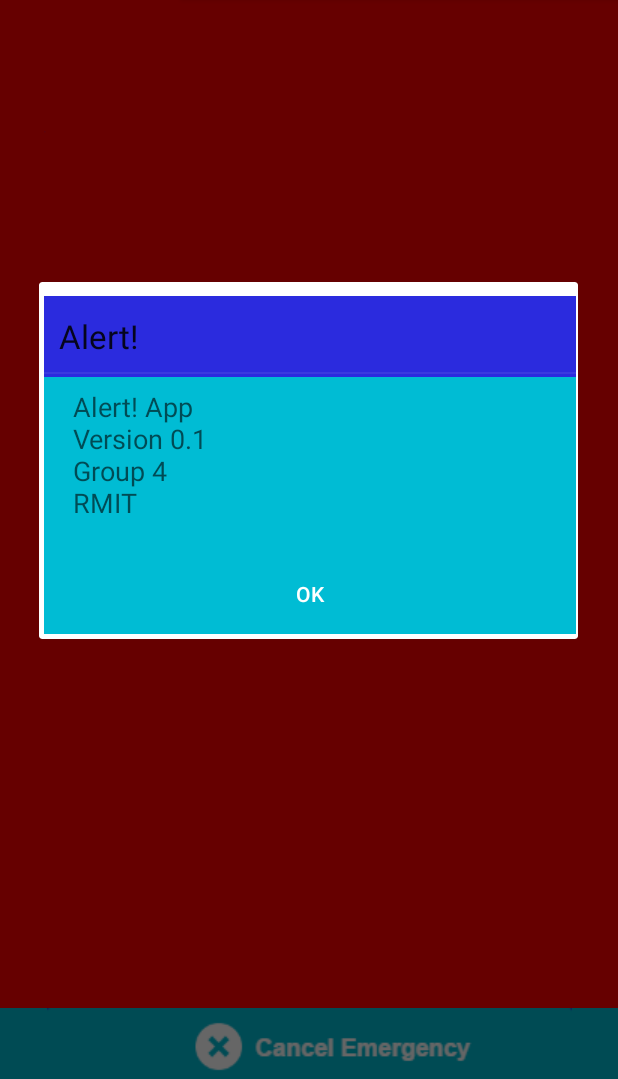
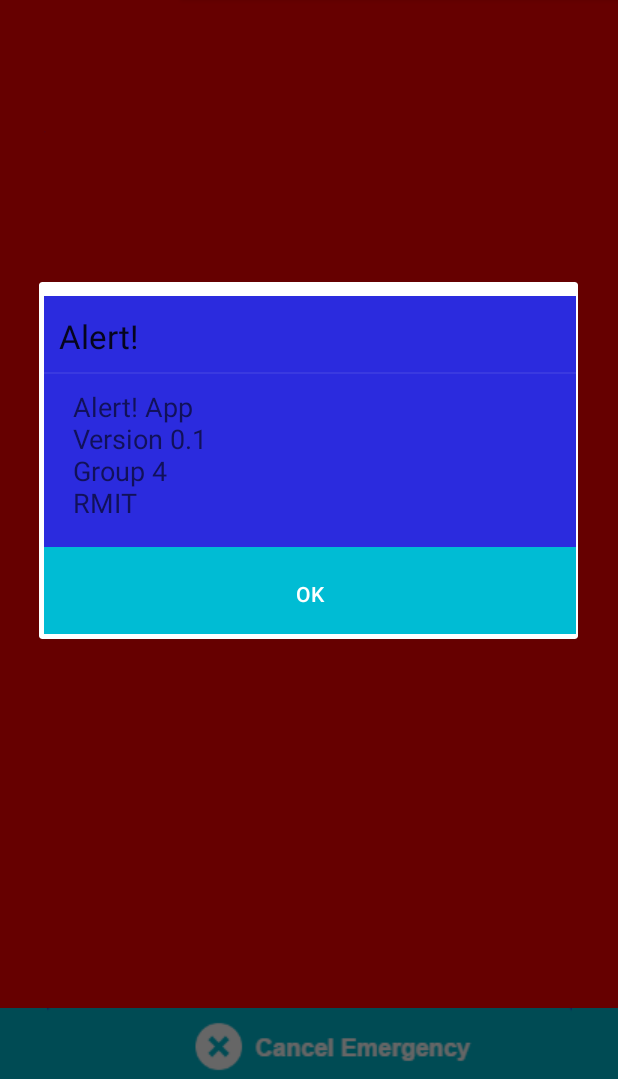
Before and after one commit to ShaunM74/ProgrammingProject1, an Android app: the screen it shows after launch (MainActivity), after a tap on "PROGRAMMINGPROJECT1", on a phone screen of 412 x 824 dp, the part 157-1236 px from its top. Run offline under Robolectric (Android 15) with nearby library versions, the phone set to English and light mode, and no system bars.

Commit message:
Main activity, image buttons plus main menu for testing.
Added variables for all buttons, and touchlistener to alert button to detect onrelease events.

```diff
--- a/app/src/main/java/group4/programmingproject1/MainActivity.java
+++ b/app/src/main/java/group4/programmingproject1/MainActivity.java
@@ -10,16 +10,48 @@
 import android.view.Menu;
 import android.view.MenuInflater;
 import android.view.MenuItem;
+import android.view.MotionEvent;
 import android.view.View;
+import android.widget.Button;
+import android.widget.ImageButton;
+import android.widget.Toast;
 
 public class MainActivity extends AppCompatActivity {
 
     final Context context = this;
 
+    private ImageButton alertButton = null;
+
+    private ImageButton cancelButton = null;
+
+    private ImageButton settingsButton = null;
+
+    private Button nameButton = null;
+
+
+
+
     @Override
     protected void onCreate(Bundle savedInstanceState) {
         super.onCreate(savedInstanceState);
         setContentView(R.layout.activity_main);
+
+        nameButton = (Button) findViewById(R.id.nameButton);
+        alertButton = (ImageButton)findViewById(R.id.alertButton);
+        cancelButton = (ImageButton)findViewById(R.id.cancelButton);
+        settingsButton = (ImageButton)findViewById(R.id.settingsButton);
+
+        alertButton.setOnTouchListener(new View.OnTouchListener() {
+            public boolean onTouch(View v, MotionEvent event) {
+                if (event.getAction() == MotionEvent.ACTION_BUTTON_RELEASE) {
+                    Toast.makeText(MainActivity.this, "Set off alert", Toast.LENGTH_LONG).show();
+                    return true;
+                }
+
+                return false;
+            }
+        });
+
     }
 
     public void doAboutButton(View view) {
@@ -59,7 +91,7 @@
                 return true;
             }
             case R.id.help:
-                //startActivity(new Intent(this, Help.class));
+
                 return true;
             case R.id.quit:
             {
--- a/app/src/main/res/layout/activity_main.xml
+++ b/app/src/main/res/layout/activity_main.xml
@@ -9,10 +9,11 @@
     <ImageButton
         android:layout_width="wrap_content"
         android:layout_height="wrap_content"
-        android:id="@+id/imageButton"
+        android:id="@+id/cancelButton"
         android:layout_alignParentBottom="true"
         android:src="@drawable/cancelbutton"
         android:background="#00bcd4"
+        android:contentDescription="@string/cancelButtonContent"
         android:layout_alignParentEnd="true"
         android:layout_alignParentStart="true"
         android:clickable="true" />
@@ -20,12 +21,12 @@
     <ImageButton
         android:layout_width="wrap_content"
         android:layout_height="wrap_content"
-        android:id="@+id/imageButton2"
+        android:id="@+id/settingsButton"
         android:layout_alignParentTop="true"
         android:layout_alignParentStart="true"
         android:src="@drawable/settings"
         android:background="#00bcd4"
-        android:contentDescription="Settings button"
+        android:contentDescription="@string/settingButtonContent"
         android:clickable="true" />
 
     <Button
@@ -34,10 +35,10 @@
         android:id="@+id/nameButton"
         android:text="@string/app_name"
         android:background="#00bcd4"
-        android:layout_alignTop="@+id/imageButton2"
-        android:layout_alignEnd="@+id/imageButton4"
-        android:layout_toEndOf="@+id/imageButton2"
-        android:layout_above="@+id/imageButton4"
+        android:layout_alignTop="@+id/settingsButton"
+        android:layout_alignEnd="@+id/alertButton"
+        android:layout_toEndOf="@+id/settingsButton"
+        android:layout_above="@+id/alertButton"
         android:textStyle="bold"
         android:textSize="20sp"
         android:textColor="#ffffff"
@@ -47,14 +48,14 @@
     <ImageButton
         android:layout_width="wrap_content"
         android:layout_height="wrap_content"
-        android:id="@+id/imageButton4"
+        android:id="@+id/alertButton"
         android:src="@drawable/alertbutton"
-        android:layout_above="@+id/imageButton"
-        android:layout_below="@+id/imageButton2"
-        android:layout_alignEnd="@+id/imageButton"
-        android:layout_alignStart="@+id/imageButton2"
+        android:layout_above="@+id/cancelButton"
+        android:layout_below="@+id/settingsButton"
         android:background="#ff0000"
         android:clickable="true"
-        android:onClick="doAlert" />
+        android:contentDescription="@string/alertButtonContent"
+        android:layout_alignParentEnd="true"
+        android:layout_alignParentStart="true" />
 
 </RelativeLayout>
--- a/app/src/main/res/values/customDialog.xml
+++ b/app/src/main/res/values/customDialog.xml
@@ -2,10 +2,10 @@
 <resources>
     <style name="CustomDialogTheme" parent="@android:style/Theme.Dialog">
         <item name="android:bottomBright">@color/colorPrimary</item>
-        <item name="android:bottomDark">@color/colorPrimary</item>
+        <item name="android:bottomDark">@color/colorPrimaryDark</item>
         <item name="android:bottomMedium">@color/colorPrimary</item>
         <item name="android:centerBright">@color/colorPrimary</item>
-        <item name="android:centerDark">@color/colorPrimary</item>
+        <item name="android:centerDark">@color/colorPrimaryDark</item>
         <item name="android:centerMedium">@color/colorPrimary</item>
         <item name="android:fullBright">@color/colorAccent</item>
         <item name="android:fullDark">@color/colorAccent</item>
--- a/app/src/main/res/values/strings.xml
+++ b/app/src/main/res/values/strings.xml
@@ -1,3 +1,6 @@
 <resources>
     <string name="app_name">ProgrammingProject1</string>
+    <string name="settingButtonContent">Settings</string>
+    <string name="alertButtonContent">Alert</string>
+    <string name="cancelButtonContent">Cancel Alert</string>
 </resources>
```
